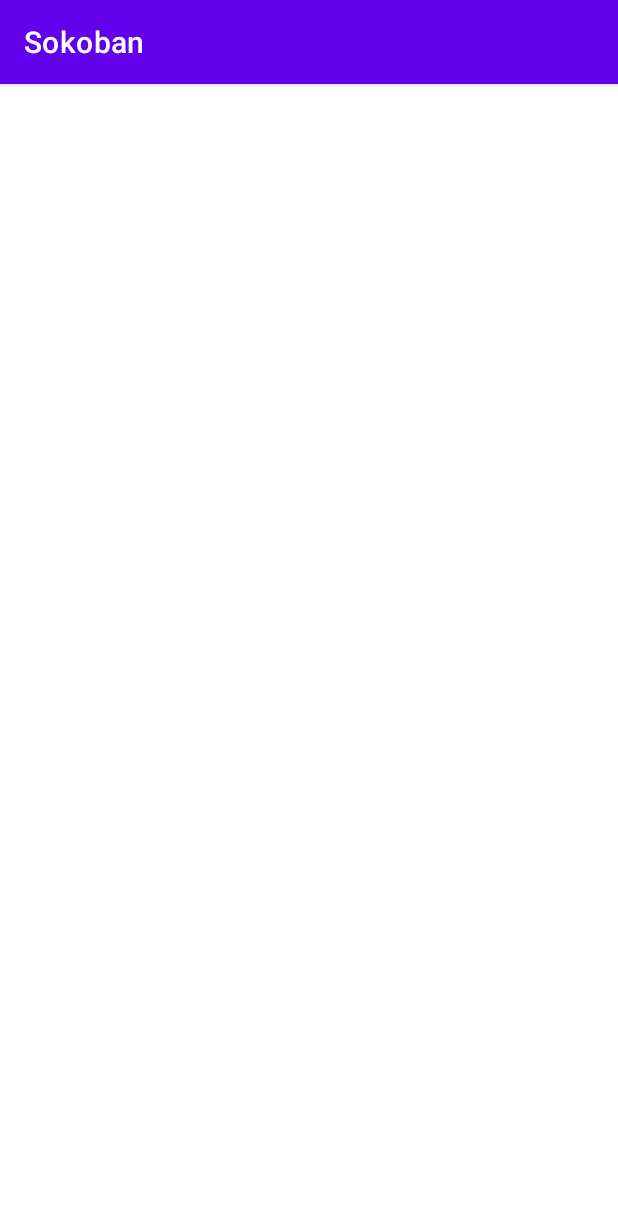
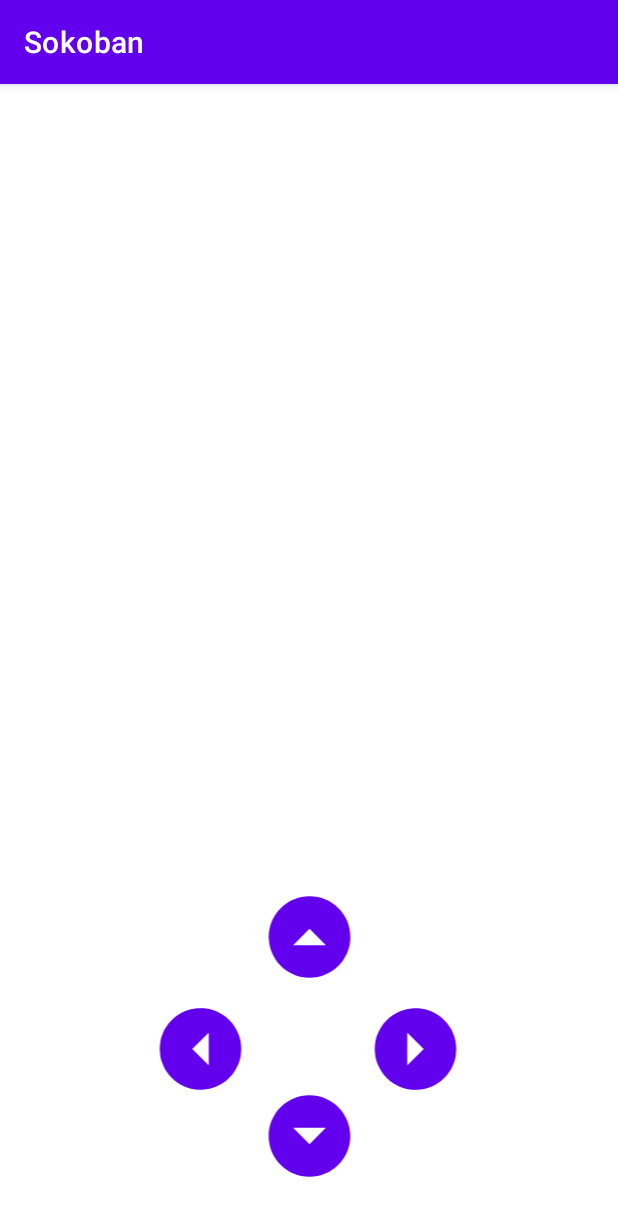
Before and after one commit to Aelhya/sokoban_dawin_a_2022, an Android app: the Default screen opened directly, with no data from a screen before it, on a phone screen of 412 x 824 dp. Shown: the top 1216 px of the screen. Run offline under Robolectric (Android 15) with nearby library versions, the phone set to English and light mode, and no system bars.

Commit message:
ajout des fleches directionnelles sur le plateau par defaut

```diff
--- /dev/null
+++ b/projet/app/src/main/res/drawable/fleche_directionnelle.xml
@@ -0,0 +1,5 @@
+<vector android:height="24dp" android:tint="#6200EE"
+    android:viewportHeight="24" android:viewportWidth="24"
+    android:width="24dp" xmlns:android="http://schemas.android.com/apk/res/android">
+    <path android:fillColor="@android:color/white" android:pathData="M12,2C6.48,2 2,6.48 2,12s4.48,10 10,10 10,-4.48 10,-10S17.52,2 12,2zM12,14l-4,-4h8l-4,4z"/>
+</vector>
--- /dev/null
+++ b/projet/app/src/main/res/drawable/ic_carre_blanc.xml
@@ -0,0 +1,9 @@
+<vector xmlns:android="http://schemas.android.com/apk/res/android"
+    android:width="100dp"
+    android:height="100dp"
+    android:viewportWidth="100"
+    android:viewportHeight="100">
+  <path
+      android:pathData="m-15,-23h126v141h-126z"
+      android:fillColor="#ffffff"/>
+</vector>
--- a/projet/app/src/main/res/layout/activity_default.xml
+++ b/projet/app/src/main/res/layout/activity_default.xml
@@ -6,4 +6,63 @@
     android:layout_height="match_parent"
     tools:context=".Default">
 
+    <ImageView
+        android:id="@+id/imageCarreBlanc"
+        android:layout_width="48dp"
+        android:layout_height="55dp"
+        app:layout_constraintBottom_toBottomOf="parent"
+        app:layout_constraintEnd_toEndOf="parent"
+        app:layout_constraintHorizontal_bias="0.498"
+        app:layout_constraintStart_toStartOf="parent"
+        app:layout_constraintTop_toTopOf="parent"
+        app:layout_constraintVertical_bias="0.849"
+        app:srcCompat="@drawable/ic_carre_blanc" />
+
+    <ImageView
+        android:id="@+id/touche_bas"
+        android:layout_width="71dp"
+        android:layout_height="65dp"
+        android:layout_marginTop="8dp"
+        app:layout_constraintEnd_toEndOf="parent"
+        app:layout_constraintStart_toStartOf="parent"
+        app:layout_constraintTop_toBottomOf="@+id/imageCarreBlanc"
+        app:srcCompat="@drawable/fleche_directionnelle" />
+
+    <ImageView
+        android:id="@+id/touche_gauche"
+        android:layout_width="71dp"
+        android:layout_height="65dp"
+        android:layout_marginEnd="12dp"
+        android:layout_marginBottom="92dp"
+        android:rotation="90"
+        app:layout_constraintBottom_toBottomOf="parent"
+        app:layout_constraintEnd_toStartOf="@+id/imageCarreBlanc"
+        app:layout_constraintHorizontal_bias="1.0"
+        app:layout_constraintStart_toStartOf="parent"
+        app:srcCompat="@drawable/fleche_directionnelle" />
+
+    <ImageView
+        android:id="@+id/touche_haut"
+        android:layout_width="71dp"
+        android:layout_height="65dp"
+        android:layout_marginBottom="4dp"
+        android:rotation="180"
+        app:layout_constraintBottom_toTopOf="@+id/imageCarreBlanc"
+        app:layout_constraintEnd_toEndOf="parent"
+        app:layout_constraintStart_toStartOf="parent"
+        app:srcCompat="@drawable/fleche_directionnelle" />
+
+    <ImageView
+        android:id="@+id/touche_droite"
+        android:layout_width="71dp"
+        android:layout_height="65dp"
+        android:layout_marginStart="12dp"
+        android:layout_marginBottom="92dp"
+        android:rotation="-90"
+        app:layout_constraintBottom_toBottomOf="parent"
+        app:layout_constraintEnd_toEndOf="parent"
+        app:layout_constraintHorizontal_bias="0.0"
+        app:layout_constraintStart_toEndOf="@+id/imageCarreBlanc"
+        app:srcCompat="@drawable/fleche_directionnelle" />
+
 </androidx.constraintlayout.widget.ConstraintLayout>
```
